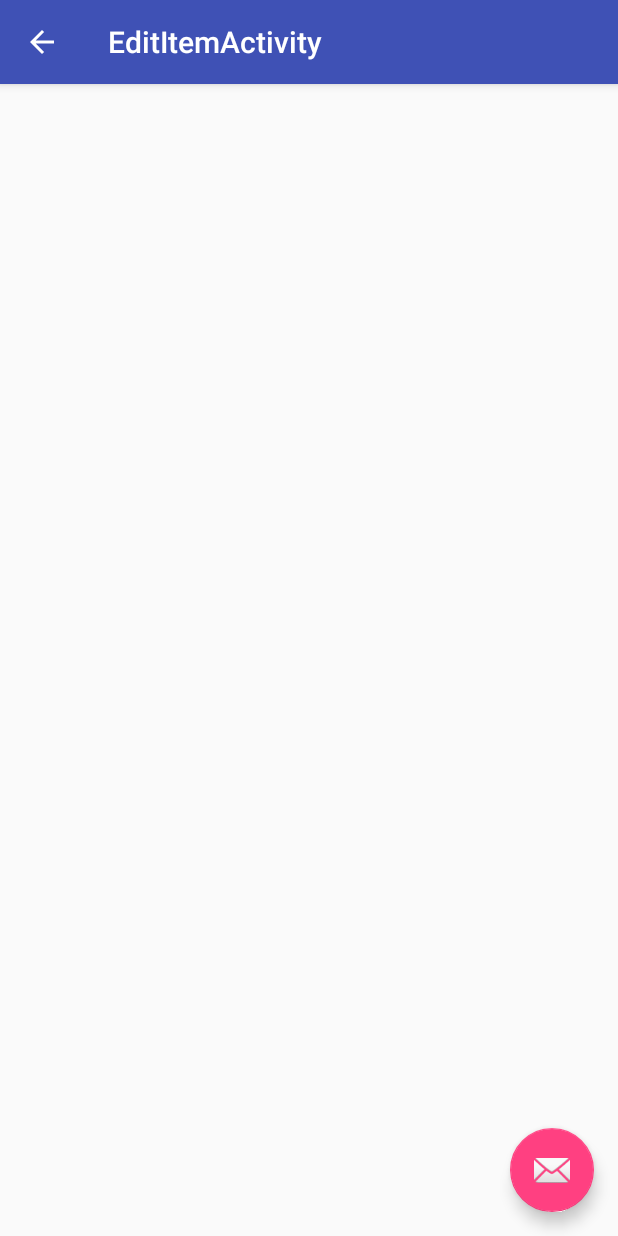
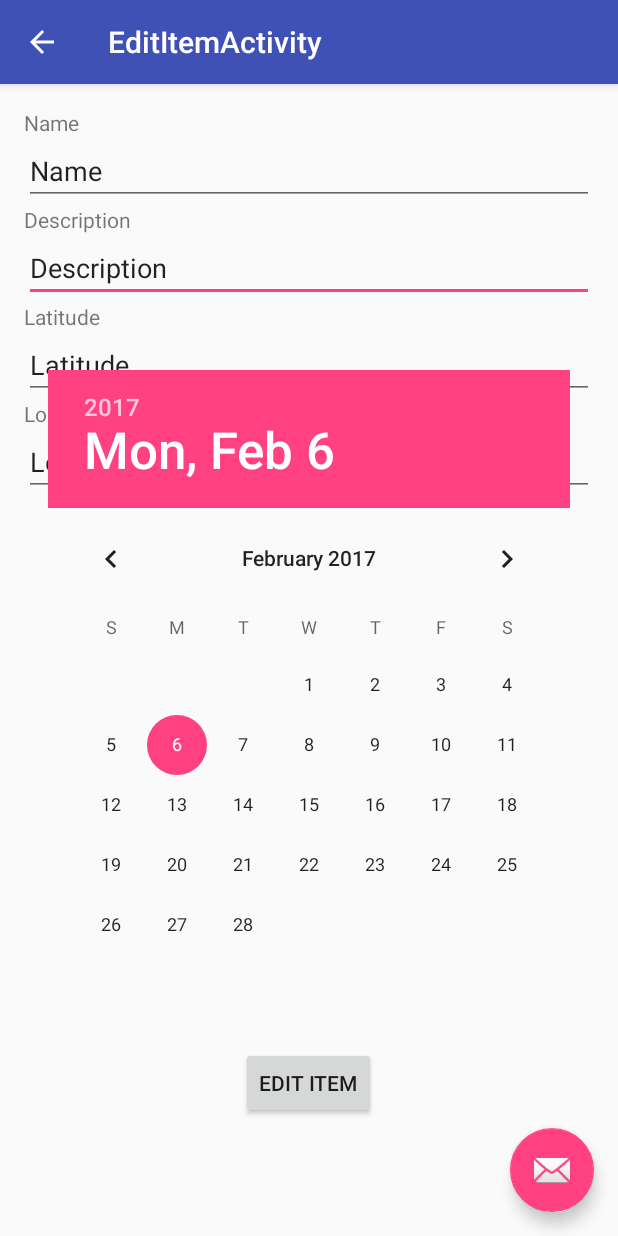
Before and after one commit to ww6vh/Android_Project_gengar, an Android app: the EditItemActivity screen opened directly, with no data from a screen before it, on a phone screen of 412 x 824 dp. Run offline under Robolectric (Android 15) with nearby library versions, the phone set to English and light mode, and no system bars.

Commit message:
Formatting changes and removed back button from the home screen

```diff
--- a/app/src/main/java/androidminiapp_tre7ca_ww6vh/androidminiapp_tre7ca_ww6vh/BucketListActivity.java
+++ b/app/src/main/java/androidminiapp_tre7ca_ww6vh/androidminiapp_tre7ca_ww6vh/BucketListActivity.java
@@ -44,8 +44,8 @@ public class BucketListActivity extends AppCompatActivity {
         setSupportActionBar(toolbar);
         toolbar.setTitle("Bucket List");
 
-        getSupportActionBar().setDisplayHomeAsUpEnabled(true);
-        getSupportActionBar().setDisplayShowHomeEnabled(true);
+        //getSupportActionBar().setDisplayHomeAsUpEnabled(true);
+        //getSupportActionBar().setDisplayShowHomeEnabled(true);
 
         /*
         toolbar.setNavigationOnClickListener(new View.OnClickListener() {
--- a/app/src/main/res/layout/content_add_item.xml
+++ b/app/src/main/res/layout/content_add_item.xml
@@ -17,7 +17,6 @@
         android:layout_width="match_parent"
         android:layout_height="wrap_content"
         android:inputType="textPersonName"
-        android:text="Name"
         android:ems="10"
         android:id="@+id/editText2"
         android:layout_alignParentTop="true"
@@ -36,7 +35,6 @@
         android:layout_width="match_parent"
         android:layout_height="wrap_content"
         android:inputType="textPersonName"
-        android:text="Longitude"
         android:ems="10"
         android:id="@+id/editText"
         android:layout_below="@+id/editText3"
@@ -47,17 +45,6 @@
         android:layout_width="match_parent"
         android:layout_height="wrap_content"
         android:inputType="textPersonName"
-        android:text="Description"
-        android:ems="10"
-        android:id="@+id/editText3"
-        android:layout_below="@+id/editText2"
-        android:layout_alignParentStart="true" />
-
-    <EditText
-        android:layout_width="match_parent"
-        android:layout_height="wrap_content"
-        android:inputType="textPersonName"
-        android:text="Latitude"
         android:ems="10"
         android:id="@+id/editText4"
         android:layout_below="@+id/editText3"
@@ -70,5 +57,45 @@
         android:layout_below="@+id/editText"
         android:layout_centerHorizontal="true" />
 
+    <TextView
+        android:text="Name"
+        android:layout_width="wrap_content"
+        android:layout_height="wrap_content"
+        android:layout_alignStart="@+id/datePicker2"
+        android:id="@+id/textView" />
+
+    <TextView
+        android:text="Description"
+        android:layout_width="wrap_content"
+        android:layout_height="wrap_content"
+        android:layout_below="@+id/editText2"
+        android:layout_alignStart="@+id/textView"
+        android:id="@+id/textView2" />
+
+    <TextView
+        android:text="Latitude"
+        android:layout_width="wrap_content"
+        android:layout_height="wrap_content"
+        android:layout_below="@+id/editText3"
+        android:layout_alignStart="@+id/textView2"
+        android:id="@+id/textView3" />
+
+    <TextView
+        android:text="Longitude"
+        android:layout_width="wrap_content"
+        android:layout_height="wrap_content"
+        android:layout_alignTop="@+id/editText"
+        android:layout_alignStart="@+id/datePicker2"
+        android:id="@+id/textView4" />
+
+    <EditText
+        android:layout_width="match_parent"
+        android:layout_height="wrap_content"
+        android:inputType="textPersonName"
+        android:ems="10"
+        android:id="@+id/editText3"
+        android:layout_below="@+id/editText2"
+        android:layout_alignParentStart="true" />
+
 
 </RelativeLayout>
--- a/app/src/main/res/layout/content_edit_item.xml
+++ b/app/src/main/res/layout/content_edit_item.xml
@@ -13,4 +13,94 @@
     tools:context="androidminiapp_tre7ca_ww6vh.androidminiapp_tre7ca_ww6vh.EditItemActivity"
     tools:showIn="@layout/activity_edit_item">
 
+    <TextView
+        android:text="Name"
+        android:layout_width="match_parent"
+        android:layout_height="wrap_content"
+        android:id="@+id/textView"
+        android:layout_alignParentTop="true"
+        android:layout_alignStart="@+id/textView4" />
+    <Button
+        android:text="Edit Item"
+        android:layout_width="wrap_content"
+        android:layout_height="wrap_content"
+        android:layout_alignParentBottom="true"
+        android:layout_centerHorizontal="true"
+        android:layout_marginBottom="62dp"
+        android:id="@+id/button" />
+
+
+    <EditText
+        android:layout_width="match_parent"
+        android:layout_height="wrap_content"
+        android:inputType="textPersonName"
+        android:ems="10"
+        android:id="@+id/editText3"
+        android:text="Description"
+        android:layout_below="@+id/textView2"
+        android:layout_alignParentStart="true" />
+
+    <EditText
+        android:layout_width="match_parent"
+        android:layout_height="wrap_content"
+        android:inputType="textPersonName"
+        android:ems="10"
+        android:id="@+id/editText2"
+        android:text="Name"
+        android:layout_below="@+id/textView"
+        android:layout_alignParentStart="true" />
+
+    <TextView
+        android:text="Latitude"
+        android:layout_width="match_parent"
+        android:layout_height="wrap_content"
+        android:id="@+id/textView3"
+        android:layout_below="@+id/editText3"
+        android:layout_alignParentStart="true" />
+
+    <EditText
+        android:layout_width="match_parent"
+        android:layout_height="wrap_content"
+        android:inputType="textPersonName"
+        android:ems="10"
+        android:id="@+id/editText4"
+        android:text="Latitude"
+        android:layout_below="@+id/textView3"
+        android:layout_alignStart="@+id/textView4" />
+
+    <TextView
+        android:text="Longitude"
+        android:layout_width="match_parent"
+        android:layout_height="wrap_content"
+        android:id="@+id/textView4"
+        android:layout_below="@+id/editText4"
+        android:layout_alignParentEnd="true" />
+
+    <EditText
+        android:layout_width="match_parent"
+        android:layout_height="wrap_content"
+        android:inputType="textPersonName"
+        android:ems="10"
+        android:id="@+id/editText"
+        android:text="Longitude"
+        android:layout_below="@+id/textView4"
+        android:layout_alignParentEnd="true" />
+
+    <TextView
+        android:text="Description"
+        android:layout_width="match_parent"
+        android:layout_height="wrap_content"
+        android:id="@+id/textView2"
+        android:layout_below="@+id/editText2"
+        android:layout_alignParentStart="true" />
+
+    <DatePicker
+        android:layout_width="wrap_content"
+        android:layout_height="wrap_content"
+        android:id="@+id/datePicker2"
+        android:layout_above="@+id/button"
+        android:layout_centerHorizontal="true"
+        android:layout_marginBottom="21dp" />
+
+
 </RelativeLayout>
```
